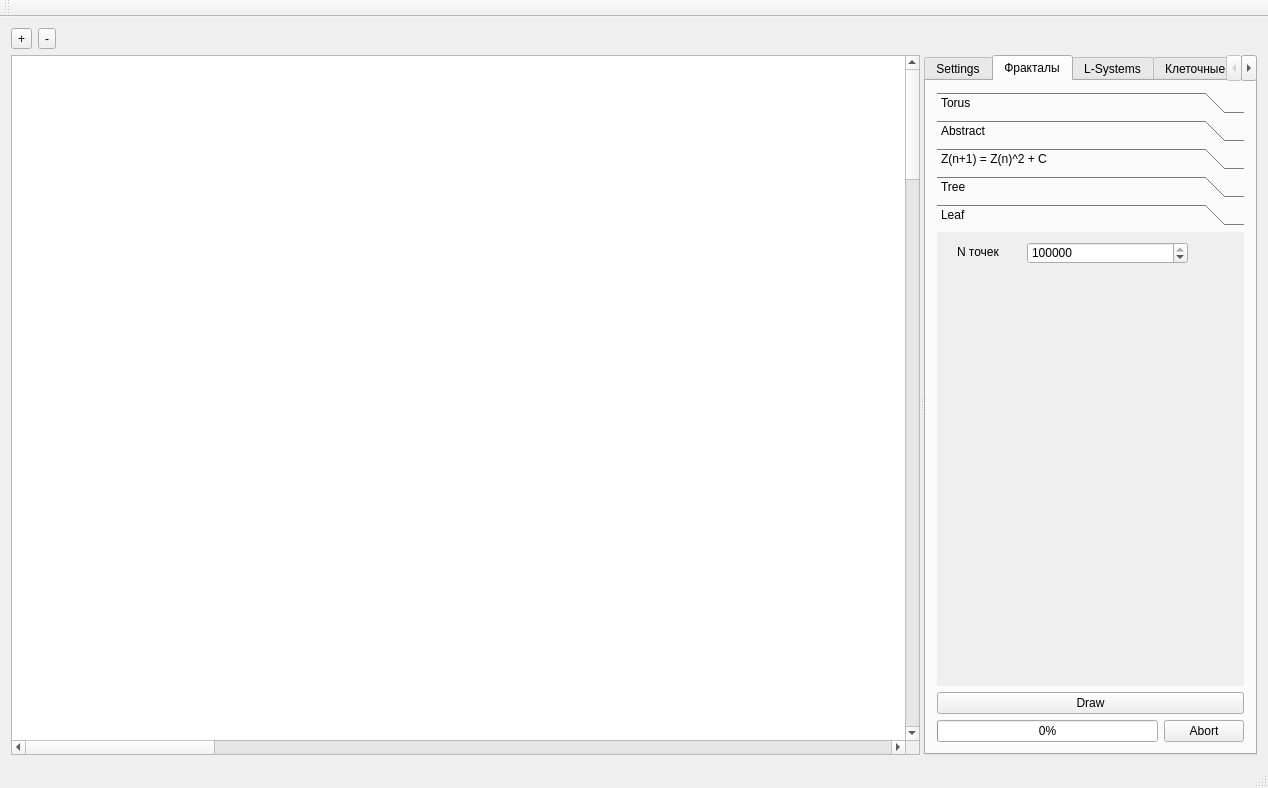
Kvazikot/fractali, file fractals.ui: the form before one commit.
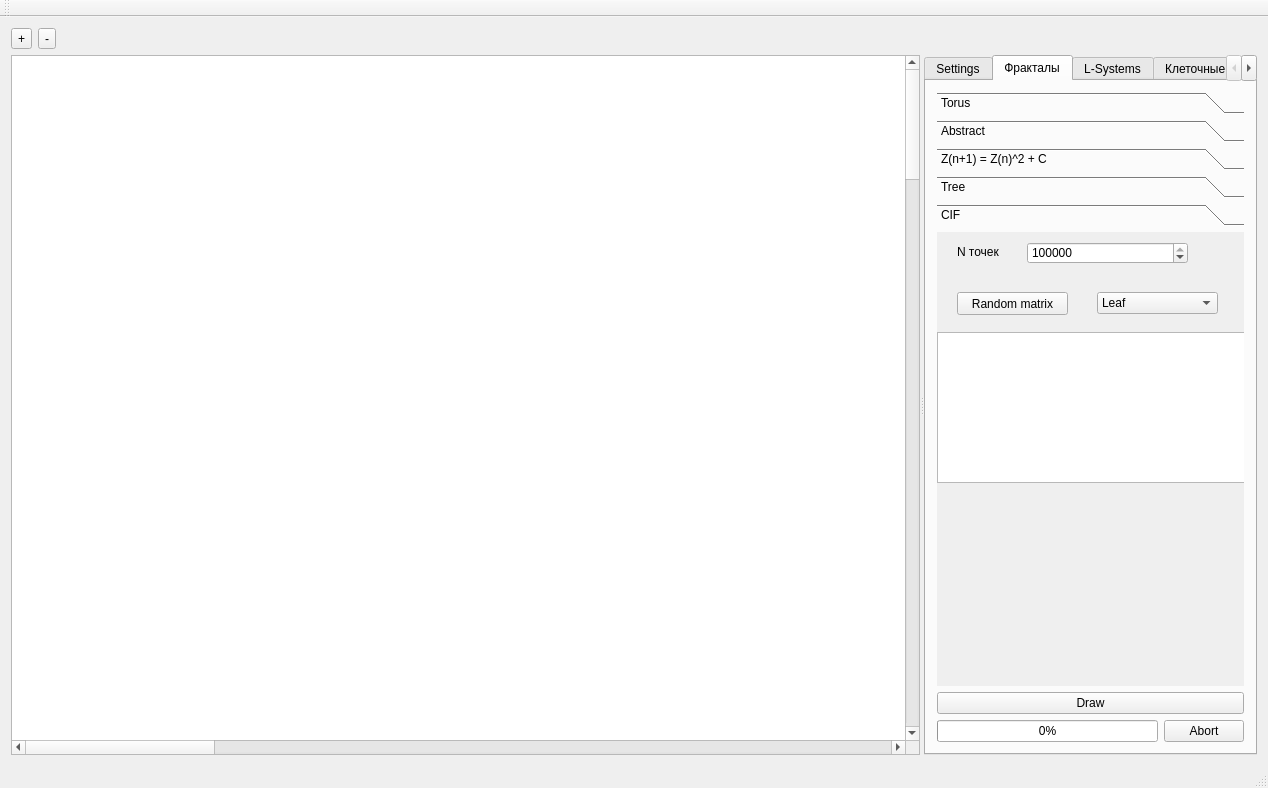
The form after the commit. The open tabs and pages were chosen to show the change.

Commit message: added matrix editor for CIF

Diff of the .ui file:
```diff
--- a/fractals.ui
+++ b/fractals.ui
@@ -643,12 +643,12 @@
              <rect>
               <x>0</x>
               <y>0</y>
-              <width>98</width>
-              <height>28</height>
+              <width>309</width>
+              <height>446</height>
              </rect>
             </property>
             <attribute name="label">
-             <string>Leaf</string>
+             <string>CIF</string>
             </attribute>
             <widget class="QSpinBox" name="nPoints">
              <property name="geometry">
@@ -679,6 +679,54 @@
               <string>N точек</string>
              </property>
             </widget>
+            <widget class="QPushButton" name="randomMatrixButton">
+             <property name="geometry">
+              <rect>
+               <x>20</x>
+               <y>60</y>
+               <width>111</width>
+               <height>23</height>
+              </rect>
+             </property>
+             <property name="text">
+              <string>Random matrix</string>
+             </property>
+            </widget>
+            <widget class="QTextEdit" name="matrixEdit">
+             <property name="geometry">
+              <rect>
+               <x>0</x>
+               <y>100</y>
+               <width>311</width>
+               <height>151</height>
+              </rect>
+             </property>
+            </widget>
+            <widget class="QComboBox" name="savedCIFsCombo">
+             <property name="geometry">
+              <rect>
+               <x>160</x>
+               <y>60</y>
+               <width>121</width>
+               <height>22</height>
+              </rect>
+             </property>
+             <item>
+              <property name="text">
+               <string>Leaf</string>
+              </property>
+             </item>
+             <item>
+              <property name="text">
+               <string>Crystal</string>
+              </property>
+             </item>
+             <item>
+              <property name="text">
+               <string>Pap</string>
+              </property>
+             </item>
+            </widget>
            </widget>
           </widget>
          </item>
```
Left out of the diff: 20 changed lines with no effect on the pictures. The commit also changes 2 other files.
